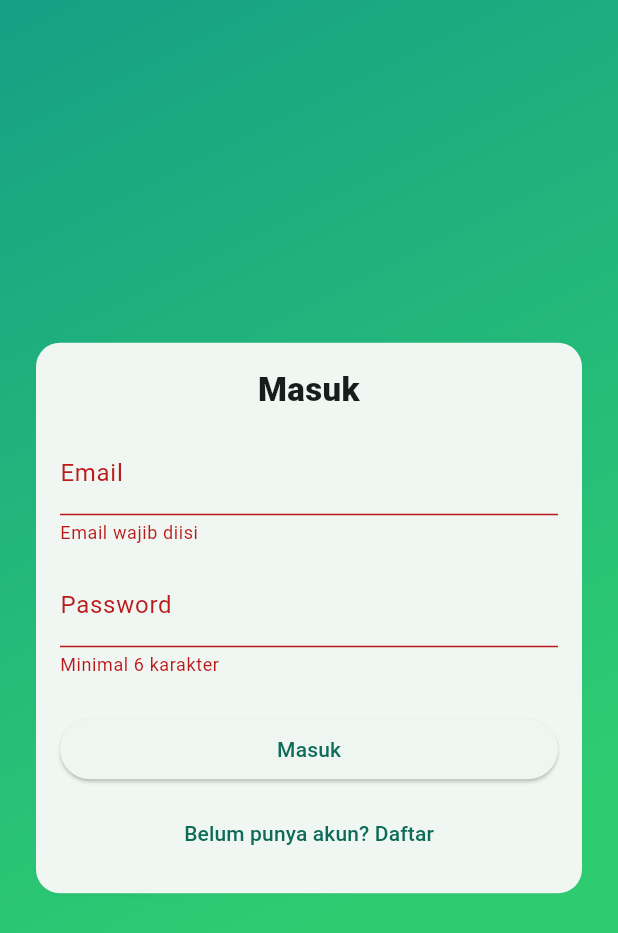
After one commit to Rizki-Anggraeni/MWS-CK, a Flutter app: the screen it shows after launch, after a tap on "Masuk", on a phone screen of 412 x 824 dp. The commit adds this screen. Shown: the top 933 px of the screen. Run offline on Flutter 3.47's test engine with Material 3 defaults, Android fonts, the phone set to English and light mode, and no system bars; our stand-ins replace cloud_firestore, firebase_auth, firebase_core, hive, hive_flutter; accounts and stored records are empty.

Commit message:
feat: add login register

```diff
--- a/lib/main.dart
+++ b/lib/main.dart
@@ -2,6 +2,8 @@ import 'package:flutter/material.dart';
 import 'package:hive_flutter/hive_flutter.dart';
 import 'package:firebase_core/firebase_core.dart';
 import 'firebase_options.dart';
+import 'package:firebase_auth/firebase_auth.dart';
+import 'screens/auth_screen.dart';
 import 'models/expense.dart';
 import 'screens/home_screen.dart';
 import 'services/locator.dart';
@@ -43,7 +45,7 @@ class MyApp extends StatelessWidget {
         ),
         useMaterial3: true,
       ),
-      home: const HomeScreen(),
+      home: _homeByAuth(),
     );
   }
 }
@@ -63,3 +65,19 @@ Future<void> _init() async {
 
   setupRepositories(box);
 }
+
+Widget _homeByAuth() {
+  if (Firebase.apps.isEmpty) {
+    return const HomeScreen();
+  }
+  return StreamBuilder<User?>(
+    stream: FirebaseAuth.instance.authStateChanges(),
+    builder: (context, snap) {
+      final user = snap.data;
+      if (user == null) {
+        return const AuthScreen();
+      }
+      return const HomeScreen();
+    },
+  );
+}
--- /dev/null
+++ b/lib/screens/auth_screen.dart
@@ -0,0 +1,189 @@
+import 'package:flutter/material.dart';
+import 'package:firebase_auth/firebase_auth.dart';
+import '../services/auth_service.dart';
+
+class AuthScreen extends StatefulWidget {
+  const AuthScreen({super.key});
+
+  @override
+  State<AuthScreen> createState() => _AuthScreenState();
+}
+
+class _AuthScreenState extends State<AuthScreen> {
+  final _formKey = GlobalKey<FormState>();
+  final _emailController = TextEditingController();
+  final _passwordController = TextEditingController();
+  bool _isLogin = true;
+  bool _loading = false;
+  String? _error;
+
+  final _auth = AuthService();
+
+  @override
+  void dispose() {
+    _emailController.dispose();
+    _passwordController.dispose();
+    super.dispose();
+  }
+
+  Future<void> _submit() async {
+    if (!_formKey.currentState!.validate()) {
+      return;
+    }
+    setState(() {
+      _loading = true;
+      _error = null;
+    });
+    try {
+      if (_isLogin) {
+        await _auth.signIn(
+          email: _emailController.text.trim(),
+          password: _passwordController.text.trim(),
+        );
+      } else {
+        await _auth.signUp(
+          email: _emailController.text.trim(),
+          password: _passwordController.text.trim(),
+        );
+      }
+    } on FirebaseAuthException catch (e) {
+      setState(() {
+        _error = _friendlyError(e);
+      });
+    } catch (e) {
+      setState(() {
+        _error = e.toString();
+      });
+    } finally {
+      if (mounted) {
+        setState(() {
+          _loading = false;
+        });
+      }
+    }
+  }
+
+  String _friendlyError(FirebaseAuthException e) {
+    switch (e.code) {
+      case 'operation-not-allowed':
+        return 'Provider Email/Password belum diaktifkan di Firebase Console.';
+      case 'email-already-in-use':
+        return 'Email sudah digunakan.';
+      case 'invalid-email':
+        return 'Email tidak valid.';
+      case 'weak-password':
+        return 'Password terlalu lemah (minimal 6 karakter).';
+      case 'network-request-failed':
+        return 'Gagal terhubung ke jaringan. Coba lagi.';
+      default:
+        return e.message ?? 'Terjadi kesalahan. Coba lagi.';
+    }
+  }
+
+  @override
+  Widget build(BuildContext context) {
+    return Scaffold(
+      body: Container(
+        decoration: const BoxDecoration(
+          gradient: LinearGradient(
+            begin: Alignment.topLeft,
+            end: Alignment.bottomRight,
+            colors: [Color(0xFF16A085), Color(0xFF2ECC71)],
+            stops: [0.0, 0.7],
+          ),
+        ),
+        child: SafeArea(
+          child: Center(
+            child: SingleChildScrollView(
+              padding: const EdgeInsets.all(20),
+              child: Card(
+                shape: RoundedRectangleBorder(
+                  borderRadius: BorderRadius.circular(16),
+                ),
+                child: Padding(
+                  padding: const EdgeInsets.all(16),
+                  child: Form(
+                    key: _formKey,
+                    child: Column(
+                      mainAxisSize: MainAxisSize.min,
+                      crossAxisAlignment: CrossAxisAlignment.stretch,
+                      children: [
+                        Text(
+                          _isLogin ? 'Masuk' : 'Daftar',
+                          style: const TextStyle(
+                            fontSize: 22,
+                            fontWeight: FontWeight.w800,
+                          ),
+                          textAlign: TextAlign.center,
+                        ),
+                        const SizedBox(height: 12),
+                        TextFormField(
+                          controller: _emailController,
+                          keyboardType: TextInputType.emailAddress,
+                          decoration: const InputDecoration(labelText: 'Email'),
+                          validator: (v) {
+                            if (v == null || v.trim().isEmpty) {
+                              return 'Email wajib diisi';
+                            }
+                            if (!v.contains('@')) {
+                              return 'Email tidak valid';
+                            }
+                            return null;
+                          },
+                        ),
+                        const SizedBox(height: 12),
+                        TextFormField(
+                          controller: _passwordController,
+                          obscureText: true,
+                          decoration: const InputDecoration(
+                            labelText: 'Password',
+                          ),
+                          validator: (v) {
+                            if (v == null || v.length < 6) {
+                              return 'Minimal 6 karakter';
+                            }
+                            return null;
+                          },
+                        ),
+                        const SizedBox(height: 12),
+                        if (_error != null)
+                          Text(
+                            _error!,
+                            style: const TextStyle(color: Colors.red),
+                          ),
+                        const SizedBox(height: 12),
+                        ElevatedButton(
+                          onPressed: _loading ? null : _submit,
+                          child: _loading
+                              ? const SizedBox(
+                                  height: 18,
+                                  width: 18,
+                                  child: CircularProgressIndicator(
+                                    strokeWidth: 2,
+                                  ),
+                                )
+                              : Text(_isLogin ? 'Masuk' : 'Daftar'),
+                        ),
+                        const SizedBox(height: 8),
+                        TextButton(
+                          onPressed: _loading
+                              ? null
+                              : () => setState(() => _isLogin = !_isLogin),
+                          child: Text(
+                            _isLogin
+                                ? 'Belum punya akun? Daftar'
+                                : 'Sudah punya akun? Masuk',
+                          ),
+                        ),
+                      ],
+                    ),
+                  ),
+                ),
+              ),
+            ),
+          ),
+        ),
+      ),
+    );
+  }
+}
--- /dev/null
+++ b/lib/services/auth_service.dart
@@ -0,0 +1,28 @@
+import 'package:firebase_auth/firebase_auth.dart';
+
+class AuthService {
+  final FirebaseAuth _auth = FirebaseAuth.instance;
+
+  Stream<User?> get authStateChanges => _auth.authStateChanges();
+
+  User? get currentUser => _auth.currentUser;
+
+  Future<UserCredential> signUp({
+    required String email,
+    required String password,
+  }) {
+    return _auth.createUserWithEmailAndPassword(
+      email: email,
+      password: password,
+    );
+  }
+
+  Future<UserCredential> signIn({
+    required String email,
+    required String password,
+  }) {
+    return _auth.signInWithEmailAndPassword(email: email, password: password);
+  }
+
+  Future<void> signOut() => _auth.signOut();
+}
--- a/pubspec.yaml
+++ b/pubspec.yaml
@@ -39,6 +39,7 @@ dependencies:
   intl: ^0.19.0
   firebase_core: ^3.6.0
   cloud_firestore: ^5.4.4
+  firebase_auth: ^5.4.4
 
 dev_dependencies:
   flutter_test:
```
Also changed, not shown: lib/screens/home_screen.dart (+19 -1 lines), lib/services/expense_repository.dart (+19 -12 lines), pubspec.lock, 3 other files.
